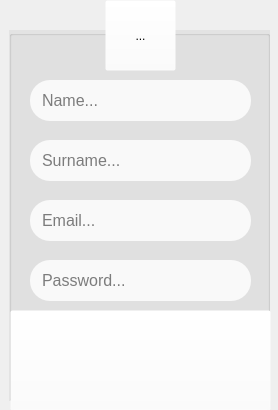
First picture: the form in Registration.ui, repository ChristianCavallo/Chat-Client, before the edit.
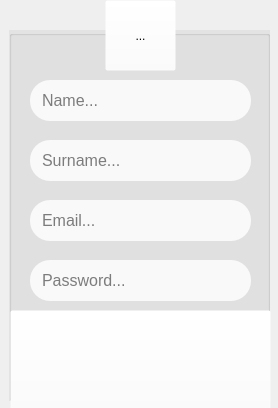
Second picture: the form after the edit. Icons and pictures are not drawn.

The edit to the form file:
```diff
--- a/Registration.ui
+++ b/Registration.ui
@@ -7,7 +7,7 @@
     <x>0</x>
     <y>0</y>
     <width>278</width>
-    <height>410</height>
+    <height>408</height>
    </rect>
   </property>
   <property name="minimumSize">
@@ -18,8 +18,8 @@
   </property>
   <property name="maximumSize">
    <size>
-    <width>1000</width>
-    <height>5000</height>
+    <width>278</width>
+    <height>408</height>
    </size>
   </property>
   <property name="windowTitle">
```
